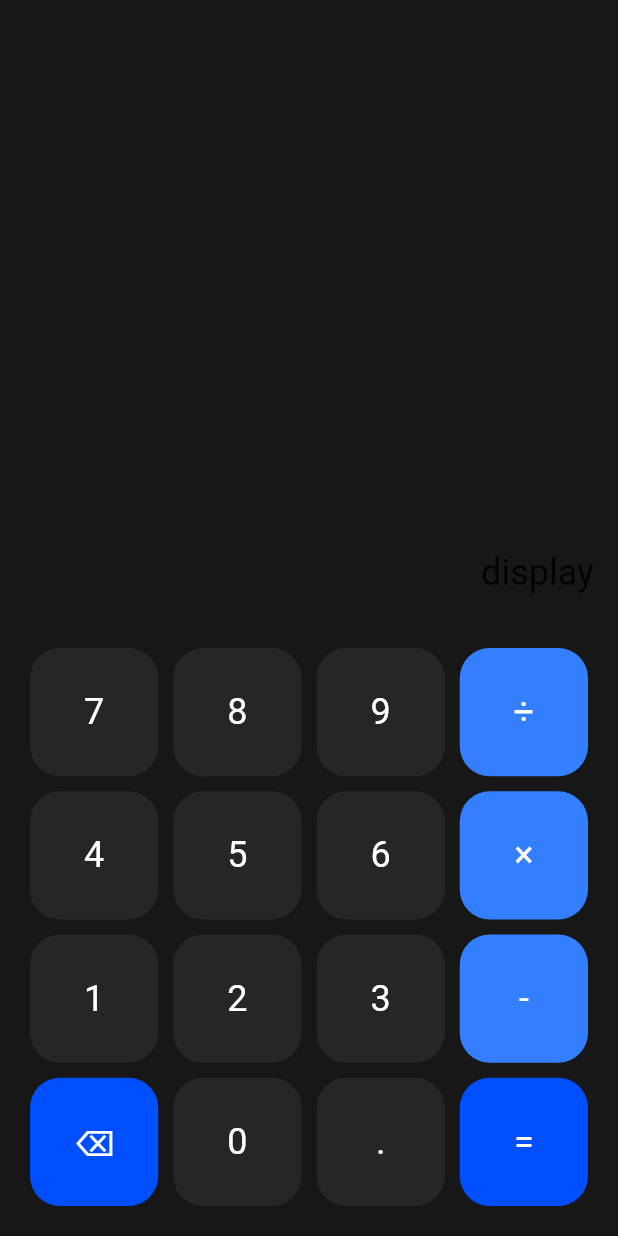
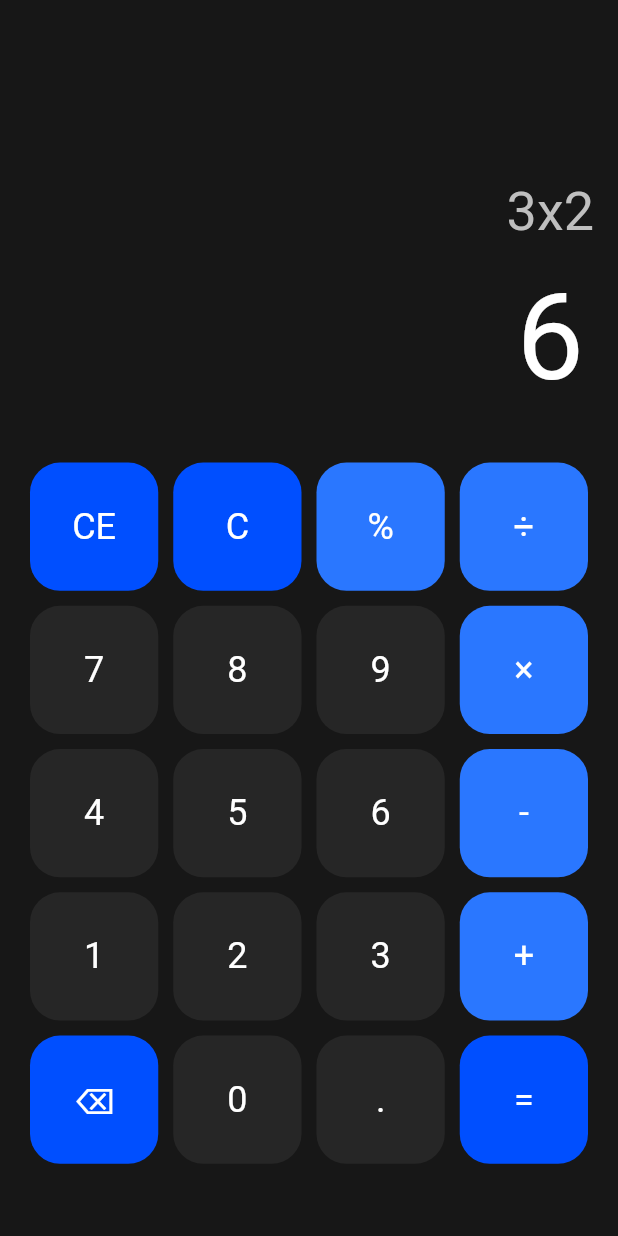
Before and after one commit to Jose-Maykol/PE-Lab04, a Flutter app: the screen it shows after launch, on a phone screen of 412 x 824 dp. Run offline on Flutter 3.47's test engine with Material 2 defaults, Android fonts, the phone set to English and light mode, and no system bars.

Commit message:
STYLE: calculator screen style complete

```diff
--- a/lib/colors.dart
+++ b/lib/colors.dart
@@ -3,7 +3,7 @@ import 'package:flutter/material.dart';
 class AppColor {
   AppColor._();
   static const Color primary = Color(0xFF004FFF);
-  static const Color secondary = Color(0xFF337FFF);
+  static const Color secondary = Color(0xFF2A77FF);
   static const Color background = Color(0xFF171717);
   static const Color surface = Color(0xFF262626);
   static const Color fontPrimary = Color(0xFFFFFFFF);
--- a/lib/screens/calculator_screen.dart
+++ b/lib/screens/calculator_screen.dart
@@ -17,21 +17,54 @@ class CalculatorScreen extends StatelessWidget {
             height: MediaQuery.of(context).size.height * 0.35,
             alignment: Alignment.bottomRight,
             padding: const EdgeInsets.all(16.0),
-            child: const Text(
-              'display',
-              style: TextStyle(fontSize: 24),
-            ),
+            child: const Column(
+              mainAxisAlignment: MainAxisAlignment.end,
+              children: [
+                Text(
+                  '3x2',
+                  style: TextStyle(
+                    fontSize: 36,
+                    color: AppColor.fontSecondary
+                  ),
+                ),
+                SizedBox(height: 16),
+                Text(
+                  '6',
+                  style: TextStyle(
+                    fontSize: 80,
+                    color: AppColor.fontPrimary
+                  ),
+                ),
+              ],
+            )
           ),
           SizedBox(
             width: MediaQuery.of(context).size.width,
-            height: MediaQuery.of(context).size.height * 0.5,
+            height: MediaQuery.of(context).size.height * 0.65,
             child: Padding(
               padding: const EdgeInsets.all(20.0),
               child: GridView.count(
                 crossAxisCount: 4,
                 crossAxisSpacing: 10,
                 mainAxisSpacing: 10,
+                physics: const NeverScrollableScrollPhysics(),
                 children: const [
+                  Button(
+                    text: 'CE',
+                    color: AppColor.primary,
+                  ),
+                  Button(
+                    text: 'C',
+                    color: AppColor.primary,
+                  ),
+                  Button(
+                    text: '%',
+                    color: AppColor.secondary,
+                  ),
+                  Button(
+                    text: '÷',
+                    color: AppColor.secondary,
+                  ),
                   Button(
                     text: '7',
                   ),
@@ -42,7 +75,7 @@ class CalculatorScreen extends StatelessWidget {
                     text: '9',
                   ),
                   Button(
-                    text: '÷',
+                    text: '×',
                     color: AppColor.secondary,
                   ),
                   Button(
@@ -55,7 +88,7 @@ class CalculatorScreen extends StatelessWidget {
                     text: '6',
                   ),
                   Button(
-                    text: '×',
+                    text: '-',
                     color: AppColor.secondary,
                   ),
                   Button(
@@ -68,7 +101,7 @@ class CalculatorScreen extends StatelessWidget {
                     text: '3',
                   ),
                   Button(
-                    text: '-',
+                    text: '+',
                     color: AppColor.secondary,
                   ),
                   Button(
```
